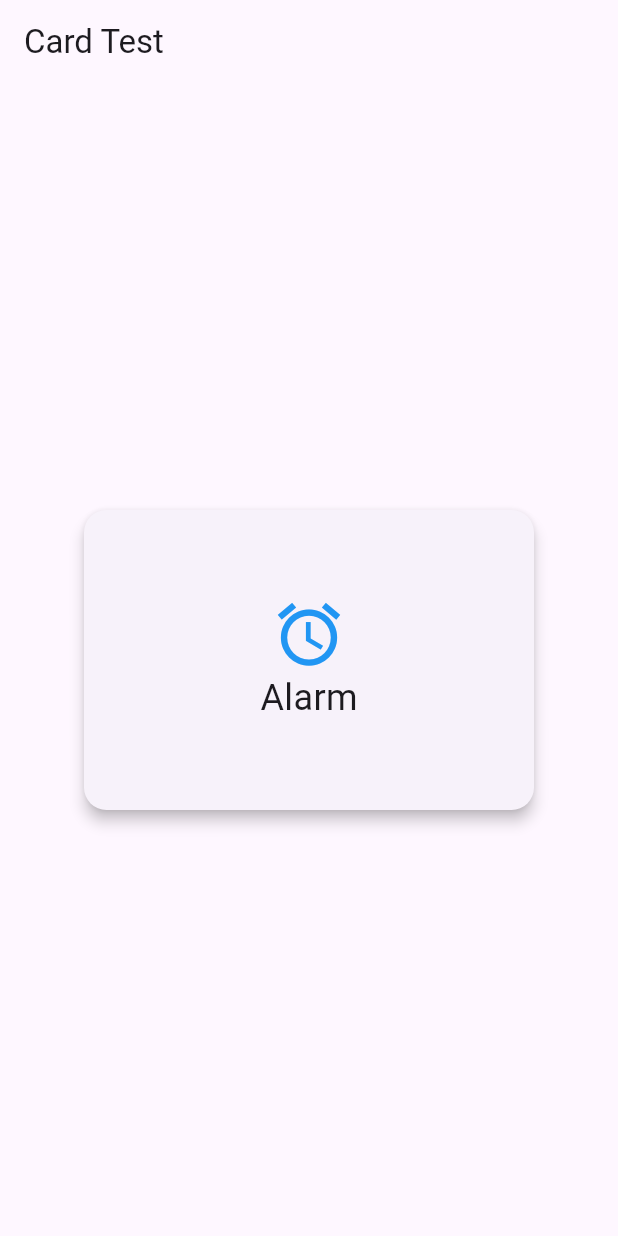
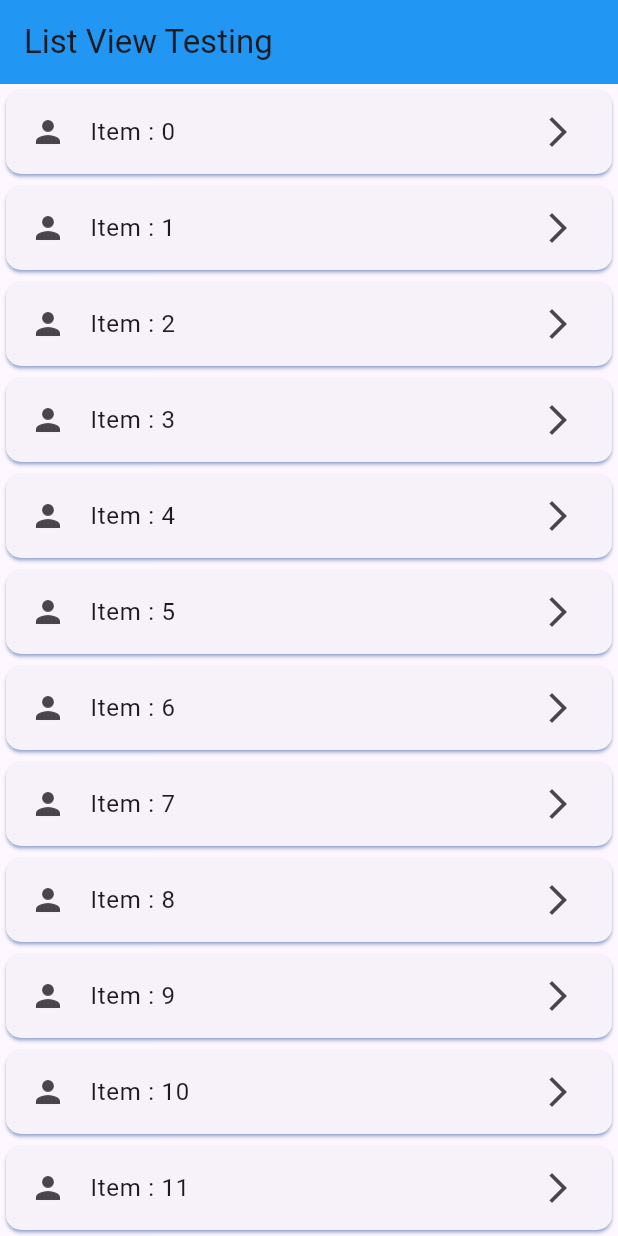
Before and after one commit to Sonykhan1121/Flutter-Full-Stack-Development, a Flutter app: the screen it shows after launch, on a phone screen of 412 x 824 dp. Run offline on Flutter 3.47's test engine with Material 3 defaults, Android fonts, the phone set to English and light mode, and no system bars; our stand-ins replace cached_network_image, image_picker; project files that could hold a hidden picture were left out.

Commit message:
listview build features

```diff
--- /dev/null
+++ b/03 Practice Basic Flutter Projects/test_widget/lib/listview_features/list_view_test.dart
@@ -0,0 +1,71 @@
+import 'dart:async';
+
+import 'package:flutter/material.dart';
+
+class ListViewTest extends StatefulWidget {
+  const ListViewTest({super.key});
+
+  @override
+  State<ListViewTest> createState() => _ListViewTestState();
+}
+
+class _ListViewTestState extends State<ListViewTest> {
+  final _scrollController =ScrollController();
+  bool _isloadingmore = false;
+
+  List<String> _list = List.generate(20, (value){
+    return "Item : $value";
+  });
+
+
+  @override
+  void initState() {
+    // TODO: implement initState
+    super.initState();
+    _scrollController.addListener((){
+      if(_scrollController.position.pixels == _scrollController.position.maxScrollExtent && !_isloadingmore){
+        setState(() {
+          _isloadingmore = true;
+        });
+        // Simulate loading more data
+        Timer(Duration(seconds: 2), () {
+          _list.addAll(List.generate(10, (value){
+            return "Item : $value";
+          }));
+          setState(() {
+            _isloadingmore = false;
+          });
+        });
+      }
+    });
+  }
+  @override
+  Widget build(BuildContext context) {
+    return Scaffold(
+      appBar: AppBar(
+        title: Text('List View Testing'),
+        backgroundColor: Theme.of(context).primaryColor,
+      ),
+      body: ListView.builder(
+        controller: _scrollController,
+        itemCount: _list.length,
+        itemBuilder: (context,index){
+          return Card(
+            shadowColor: Colors.blueAccent,
+            shape: RoundedRectangleBorder(
+              borderRadius: BorderRadius.circular(10),
+            ),
+            child: ListTile(
+              leading: Icon(Icons.person),
+              title: Text(_list[index]),
+              onTap: () {
+                // Handle item click here
+              },
+              trailing: Icon(Icons.arrow_forward_ios),
+            ),
+          );
+        },
+      ),
+    );
+  }
+}
--- a/03 Practice Basic Flutter Projects/test_widget/lib/main.dart
+++ b/03 Practice Basic Flutter Projects/test_widget/lib/main.dart
@@ -9,6 +9,7 @@ import 'package:test_widget/file_features/file_info_example.dart';
 import 'package:test_widget/file_features/imageconversionexample.dart';
 import 'package:test_widget/image_features/image_test.dart';
 import 'package:test_widget/image_features/loadingimage.dart';
+import 'package:test_widget/listview_features/list_view_test.dart';
 
 import 'card_features/card_test.dart';
 
@@ -32,7 +33,7 @@ class MyApp extends StatelessWidget {
         theme: ThemeData(
           primaryColor: Colors.blue,
         ),
-        home: CardTest(),
+        home: ListViewTest(),
       ),
 
     );
```
